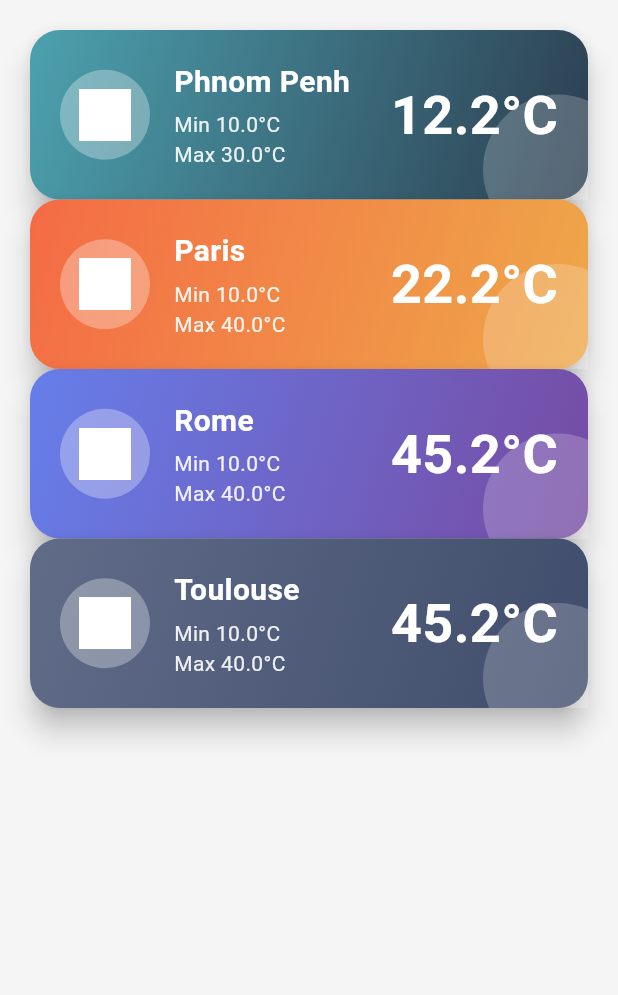
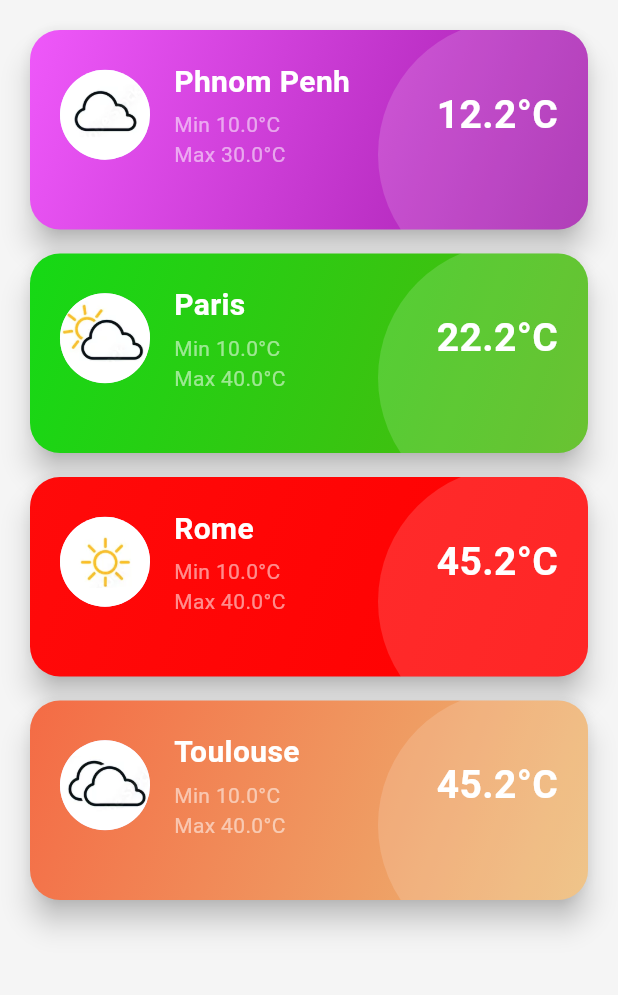
Before and after one commit to LK-Hour/W5---PRACTICE---Assets-and-stateless-widgets, a Flutter app: the screen it shows after launch, on a phone screen of 412 x 824 dp, the part 84-1079 px from its top. Run offline on Flutter 3.47's test engine with Material 3 defaults, Android fonts, the light colour scheme and no system bars.

Commit message:
DONE ✅ :Complete Project Delivery

```diff
--- a/lib/main.dart
+++ b/lib/main.dart
@@ -1,71 +1,162 @@
 import 'package:flutter/material.dart';
 
 void main() {
-  runApp(const WeatherApp());
+  runApp(
+    MaterialApp(
+      home: Scaffold(
+        appBar: AppBar(
+          backgroundColor: Colors.blue,
+          foregroundColor: Colors.white,
+          centerTitle: true,
+          title: const Padding(
+            padding: EdgeInsets.all(8.0),
+            child: Text("Weather Forecast"),
+          ),
+        ),
+        endDrawer: Drawer(),
+        body: Container(
+          color: Colors.grey[100],
+          padding: const EdgeInsets.all(20.0),
+          child: Column(
+            crossAxisAlignment: CrossAxisAlignment.stretch,
+            children: [
+              WeatherCard(weather: CityWeather.phnomPenh),
+              const SizedBox(height: 16.0),
+              WeatherCard(weather: CityWeather.paris),
+              const SizedBox(height: 16.0),
+              WeatherCard(weather: CityWeather.roma),
+              const SizedBox(height: 16.0),
+              WeatherCard(weather: CityWeather.toulouse),
+            ],
+          ),
+        ),
+      ),
+    ),
+  );
 }
 
-class WeatherApp extends StatelessWidget {
-  const WeatherApp({super.key});
+class WeatherCard extends StatelessWidget {
+  final CityWeather weather;
+
+  const WeatherCard({super.key, required this.weather});
 
   @override
   Widget build(BuildContext context) {
-    return MaterialApp(
-      title: 'Weather Forecast',
-      theme: ThemeData(
-        useMaterial3: true,
-        appBarTheme: AppBarTheme(
-          backgroundColor: Colors.blue,
-          foregroundColor: Colors.white,
-          centerTitle: true,
+    return PhysicalModel(
+      color: Colors.transparent,
+      elevation: 8.0,
+      borderRadius: BorderRadius.circular(20.0),
+      child: Container(
+        decoration: BoxDecoration(
+          borderRadius: BorderRadius.circular(20.0),
+          gradient: weather.weatherType.gradient,
         ),
-        scaffoldBackgroundColor: Colors.grey[100],
-      ),
-      home: const WeatherHomePage(),
-    );
-  }
-}
+        child: ClipRRect(
+          borderRadius: BorderRadius.circular(20),
+          child: Stack(
+            children: [
+              // Decorative gradient circle in bottom-right
+              Positioned(
+                right: -40.0,
+                bottom: -40.0,
+                child: Container(
+                  width: 180.0,
+                  height: 180.0,
+                  decoration: BoxDecoration(
+                    shape: BoxShape.circle,
+                    color: Colors.white.withValues(alpha: 0.15),
+                  ),
+                ),
+              ),
 
-class WeatherHomePage extends StatelessWidget {
-  const WeatherHomePage({super.key});
+              // Weather content
+              Padding(
+                padding: const EdgeInsets.fromLTRB(20.0, 20.0, 20.0, 40.0),
+                child: Row(
+                  children: [
+                    // Left side - Weather icon
+                    CircleAvatar(
+                      radius: 30.0,
+                      child: ClipOval(
+                        child: Image.asset(
+                          weather.weatherType.iconPath,
+                          width: 75.0,
+                          height: 75.0,
+                          fit: BoxFit.cover,
+                        ),
+                      ),
+                    ),
+                    const SizedBox(width: 16.0),
 
-  @override
-  Widget build(BuildContext context) {
-    return Scaffold(
-      appBar: AppBar(
-        title: const Padding(
-          padding: EdgeInsets.all(8.0),
-          child: Text("Weather Forecast"),
-        ),
-        actions: [
-          IconButton(
-            icon: const Icon(Icons.menu),
-            onPressed: () {
-              Scaffold.of(context).openDrawer();
-            },
+                    // Middle - Weather information
+                    Expanded(
+                      child: Column(
+                        crossAxisAlignment: CrossAxisAlignment.start,
+                        mainAxisSize: MainAxisSize.min,
+                        children: [
+                          // City name
+                          Text(
+                            weather.cityName,
+                            style: const TextStyle(
+                              color: Colors.white,
+                              fontSize: 20.0,
+                              fontWeight: FontWeight.bold,
+                            ),
+                          ),
+                          const SizedBox(height: 4.0),
+
+                          // Min temperature
+                          Text(
+                            'Min ${weather.minTemp}°C',
+                            style: TextStyle(
+                              color: Colors.white54,
+                              fontSize: 14.0,
+                            ),
+                          ),
+
+                          // Max temperatures
+                          Text(
+                            'Max ${weather.maxTemp}°C',
+                            style: TextStyle(
+                              color: Colors.white54,
+                              fontSize: 14.0,
+                            ),
+                          ),
+                        ],
+                      ),
+                    ),
+
+                    // Right side - Current temperature (large)
+                    Text(
+                      '${weather.currentTemp}°C',
+                      style: const TextStyle(
+                        color: Colors.white,
+                        fontSize: 26.0,
+                        fontWeight: FontWeight.bold,
+                      ),
+                    ),
+                  ],
+                ),
+              ),
+            ],
           ),
-        ],
-      ),
-      body: Padding(
-        padding: const EdgeInsets.all(20.0),
-        child: Column(
-          crossAxisAlignment: CrossAxisAlignment.stretch,
-          children: [
-            for (final city in CityWeather.values) WeatherCard(weather: city),
-          ],
         ),
       ),
     );
   }
 }
 
-// Weather Type Enum with better asset handling and fallbacks
+// Weather Type Enum
 enum WeatherType {
   sunny(
     iconPath: 'assets/sunny.png',
     gradient: LinearGradient(
       begin: Alignment.topLeft,
       end: Alignment.bottomRight,
-      colors: [Color(0xFF667eea), Color(0xFF764ba2)],
+      colors: [
+        Color.fromARGB(255, 255, 10, 10),
+        Color.fromARGB(255, 255, 0, 0),
+      ],
     ),
   ),
   cloudy(
@@ -73,7 +164,10 @@ enum WeatherType {
     gradient: LinearGradient(
       begin: Alignment.topLeft,
       end: Alignment.bottomRight,
-      colors: [Color(0xFF4ca1af), Color(0xFF2c3e50)],
+      colors: [
+        Color.fromARGB(255, 239, 88, 250),
+        Color.fromARGB(255, 162, 28, 171),
+      ],
     ),
   ),
   sunnyCloudy(
@@ -81,7 +175,10 @@ enum WeatherType {
     gradient: LinearGradient(
       begin: Alignment.topLeft,
       end: Alignment.bottomRight,
-      colors: [Color(0xFFf46b45), Color(0xFFeea849)],
+      colors: [
+        Color.fromARGB(255, 21, 217, 21),
+        Color.fromARGB(255, 79, 183, 14),
+      ],
     ),
   ),
   veryCloudy(
@@ -89,7 +186,7 @@ enum WeatherType {
     gradient: LinearGradient(
       begin: Alignment.topLeft,
       end: Alignment.bottomRight,
-      colors: [Color(0xFF606c88), Color(0xFF3f4c6b)],
+      colors: [Color(0xFFf46b45), Color.fromARGB(255, 236, 186, 117)],
     ),
   );
 
@@ -97,22 +194,9 @@ enum WeatherType {
 
   final String iconPath;
   final LinearGradient gradient;
-
-  // Helper to safely load image
-  Widget getIconWidget({double size = 35}) {
-    return Image.asset(
-      iconPath,
-      width: size,
-      height: size,
-      color: Colors.white,
-      errorBuilder: (context, error, stackTrace) {
-        return Icon(Icons.cloud, size: size, color: Colors.white);
-      },
-    );
-  }
 }
 
-// City Weather Enum - now using a list for easier management
+// City Weather Enum
 enum CityWeather {
   phnomPenh(
     cityName: 'Phnom Penh',
@@ -156,111 +240,4 @@ enum CityWeather {
   final double maxTemp;
   final double currentTemp;
   final WeatherType weatherType;
-
-  // Formatted temperature display
-  String get currentTempDisplay => '${currentTemp.toStringAsFixed(1)}°C';
-  String get minTempDisplay => 'Min ${minTemp.toStringAsFixed(1)}°C';
-  String get maxTempDisplay => 'Max ${maxTemp.toStringAsFixed(1)}°C';
 }
-
-class WeatherCard extends StatelessWidget {
-  final CityWeather weather;
-
-  const WeatherCard({super.key, required this.weather});
-
-  @override
-  Widget build(BuildContext context) {
-    return PhysicalModel(
-      color: Colors.transparent,
-      elevation: 8.0,
-      borderRadius: BorderRadius.circular(20.0),
-      child: Container(
-        decoration: BoxDecoration(
-          borderRadius: BorderRadius.circular(20.0),
-          gradient: weather.weatherType.gradient,
-        ),
-        child: Stack(
-          children: [
-            // Decorative gradient circle in bottom-right
-            Positioned(
-              right: -30.0,
-              bottom: -30.0,
-              child: Container(
-                width: 100.0,
-                height: 100.0,
-                decoration: BoxDecoration(
-                  shape: BoxShape.circle,
-                  color: Colors.white.withOpacity(0.2),
-                ),
-              ),
-            ),
-
-            // Weather content
-            Padding(
-              padding: const EdgeInsets.all(20.0),
-              child: Row(
-                children: [
-                  // Left side - Weather icon
-                  CircleAvatar(
-                    radius: 30.0,
-                    backgroundColor: Colors.white.withOpacity(0.3),
-                    child: weather.weatherType.getIconWidget(size: 35),
-                  ),
-                  const SizedBox(width: 16.0),
-
-                  // Middle - Weather information
-                  Expanded(
-                    child: Column(
-                      crossAxisAlignment: CrossAxisAlignment.start,
-                      mainAxisSize: MainAxisSize.min,
-                      children: [
-                        // City name
-                        Text(
-                          weather.cityName,
-                          style: const TextStyle(
-                            color: Colors.white,
-                            fontSize: 20.0,
-                            fontWeight: FontWeight.bold,
-                          ),
-                        ),
-                        const SizedBox(height: 4.0),
-
-                        // Min temperature
-                        Text(
-                          weather.minTempDisplay,
-                          style: TextStyle(
-                            color: Colors.white.withOpacity(0.9),
-                            fontSize: 14.0,
-                          ),
-                        ),
-
-                        // Max temperature
-                        Text(
-                          weather.maxTempDisplay,
-                          style: TextStyle(
-                            color: Colors.white.withOpacity(0.9),
-                            fontSize: 14.0,
-                          ),
-                        ),
-                      ],
-                    ),
-                  ),
-
-                  // Right side - Current temperature (large)
-                  Text(
-                    weather.currentTempDisplay,
-                    style: const TextStyle(
-                      color: Colors.white,
-                      fontSize: 36.0,
-                      fontWeight: FontWeight.bold,
-                    ),
-                  ),
-                ],
-              ),
-            ),
-          ],
-        ),
-      ),
-    );
-  }
-}
```
